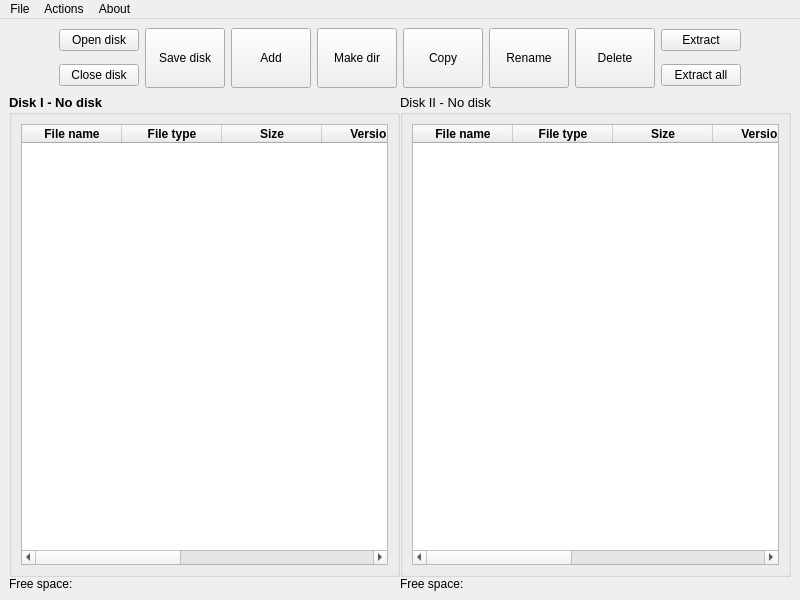
This is dialogs/mainwindow.ui in Bs0Dd/GRiDISKCOM as Qt 5 draws it before an edit. The edited form follows.
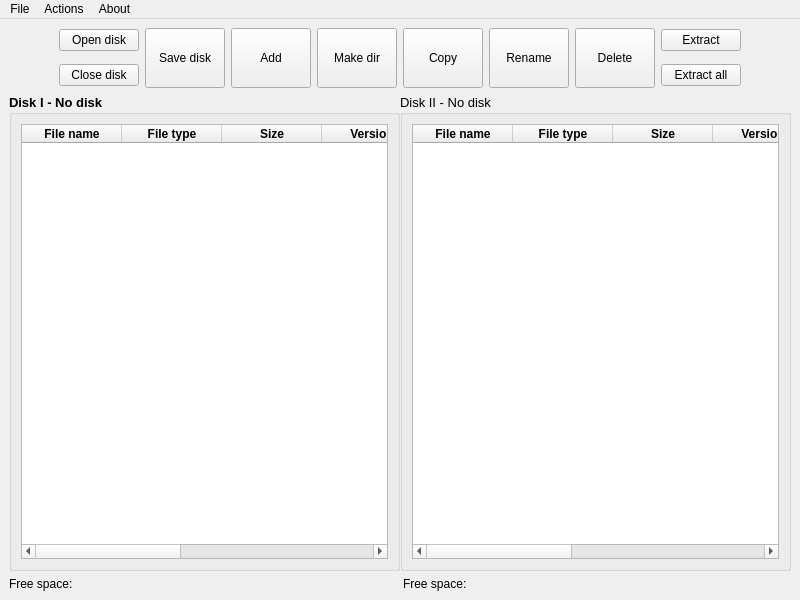
This is the edited form. Icons and pictures are not drawn.

```diff
--- a/dialogs/mainwindow.ui
+++ b/dialogs/mainwindow.ui
@@ -346,19 +346,6 @@
             </layout>
            </widget>
           </item>
-          <item>
-           <widget class="QLabel" name="label">
-            <property name="font">
-             <font>
-              <family>Arial</family>
-              <pointsize>9</pointsize>
-             </font>
-            </property>
-            <property name="text">
-             <string>Free space:</string>
-            </property>
-           </widget>
-          </item>
          </layout>
         </item>
         <item>
@@ -481,6 +468,14 @@
             </layout>
            </widget>
           </item>
+         </layout>
+        </item>
+       </layout>
+      </item>
+     </layout>
+    </item>
+    <item>
+     <layout class="QHBoxLayout" name="horizontalLayout_3">
           <item>
            <widget class="QLabel" name="label_2">
             <property name="font">
@@ -494,9 +489,18 @@
             </property>
            </widget>
           </item>
-         </layout>
-        </item>
-       </layout>
+      <item>
+       <widget class="QLabel" name="label">
+        <property name="font">
+         <font>
+          <family>Arial</family>
+          <pointsize>9</pointsize>
+         </font>
+        </property>
+        <property name="text">
+         <string>Free space:</string>
+        </property>
+       </widget>
       </item>
      </layout>
     </item>
```
Left out of the diff: 11 changed lines with no effect on the pictures. Lines whose indentation alone changed are shown as unchanged.
